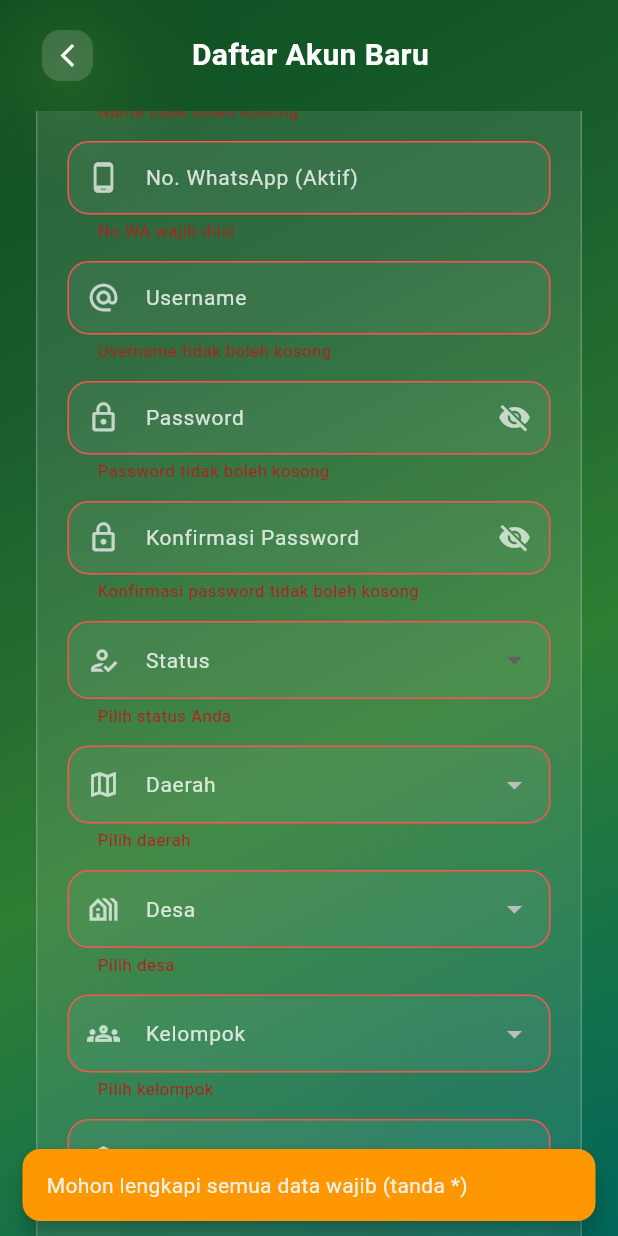
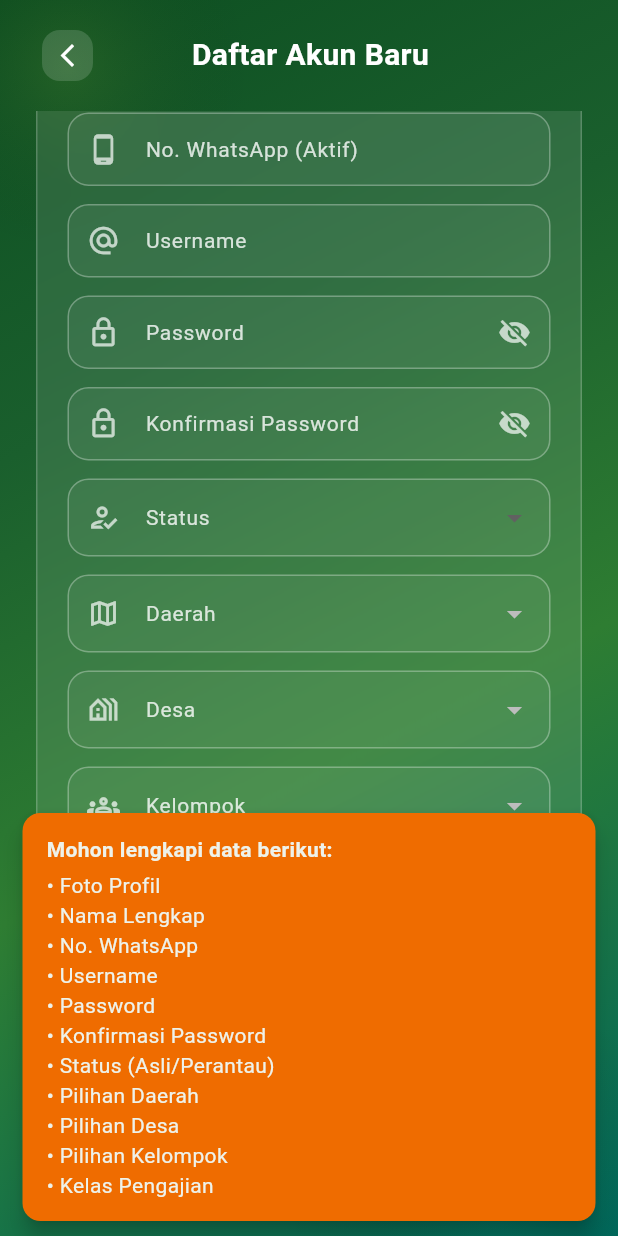
Before and after one commit to daerahgresik/hpdaerah, a Flutter app: the RegisterPage screen opened directly, scrolled down 285 dp, after a tap on "Daftar Sekarang", on a phone screen of 412 x 824 dp. Run offline on Flutter 3.47's test engine with Material 3 defaults, Android fonts, the light colour scheme and no system bars; our stand-ins replace flutter_dotenv, flutter_image_compress, flutter_local_notifications, image_picker, permission_handler, qr_flutter and 3 more; missing offline and left inert: mobile_scanner; accounts and stored records are empty.

Commit message:
feat: implement strict registration validation with detailed missing fields report

```diff
--- a/lib/views/auth/register_page.dart
+++ b/lib/views/auth/register_page.dart
@@ -165,6 +165,61 @@ class _RegisterPageState extends State<RegisterPage> {
   }
 
   void _register() async {
+    // 1. Ambil list field yang kosong untuk divalidasi secara cerdas
+    List<String> missingFields = [];
+
+    if (_imageFile == null) missingFields.add('Foto Profil');
+    if (_namaController.text.trim().isEmpty) missingFields.add('Nama Lengkap');
+    if (_noWaController.text.trim().isEmpty) missingFields.add('No. WhatsApp');
+    if (_usernameController.text.trim().isEmpty) missingFields.add('Username');
+    if (_passwordController.text.isEmpty) missingFields.add('Password');
+    if (_confirmPasswordController.text.isEmpty) {
+      missingFields.add('Konfirmasi Password');
+    }
+    if (_selectedStatus == null) missingFields.add('Status (Asli/Perantau)');
+
+    if (_selectedStatus == 'Perantau') {
+      if (_asalController.text.trim().isEmpty) missingFields.add('Asal Daerah');
+      if (_selectedKeperluan == null) missingFields.add('Keperluan');
+      if ((_selectedKeperluan == 'Kuliah' || _selectedKeperluan == 'Bekerja') &&
+          _detailKeperluanController.text.trim().isEmpty) {
+        missingFields.add('Detail Tempat (Kuliah/Kerja)');
+      }
+    }
+
+    if (_selectedDaerah == null) missingFields.add('Pilihan Daerah');
+    if (_selectedDesa == null) missingFields.add('Pilihan Desa');
+    if (_selectedKelompok == null) missingFields.add('Pilihan Kelompok');
+    if (_selectedKelas == null) missingFields.add('Kelas Pengajian');
+
+    // 2. Jika ada yang kosong, hentikan dan beri tahu user
+    if (missingFields.isNotEmpty) {
+      ScaffoldMessenger.of(context).showSnackBar(
+        SnackBar(
+          content: Column(
+            mainAxisSize: MainAxisSize.min,
+            crossAxisAlignment: CrossAxisAlignment.start,
+            children: [
+              const Text(
+                'Mohon lengkapi data berikut:',
+                style: TextStyle(fontWeight: FontWeight.bold),
+              ),
+              const SizedBox(height: 4),
+              Text(missingFields.map((f) => '• $f').join('\n')),
+            ],
+          ),
+          backgroundColor: Colors.orange[800],
+          duration: const Duration(seconds: 4),
+          behavior: SnackBarBehavior.floating,
+          shape: RoundedRectangleBorder(
+            borderRadius: BorderRadius.circular(12),
+          ),
+        ),
+      );
+      return;
+    }
+
+    // 3. Validasi form dasar (seperti panjang password, dll)
     if (_formKey.currentState!.validate()) {
       setState(() => _isLoading = true);
 
@@ -186,7 +241,7 @@ class _RegisterPageState extends State<RegisterPage> {
           selectedKelompok: _selectedKelompok,
           selectedKelas: _selectedKelas,
           fotoProfilFile: _imageFile,
-          noWa: _noWaController.text.trim(), // Add noWa
+          noWa: _noWaController.text.trim(),
         );
 
         if (mounted) {
@@ -218,18 +273,6 @@ class _RegisterPageState extends State<RegisterPage> {
           );
         }
       }
-    } else {
-      // Validation failed
-      ScaffoldMessenger.of(context).showSnackBar(
-        SnackBar(
-          content: const Text('Mohon lengkapi semua data wajib (tanda *)'),
-          backgroundColor: Colors.orange,
-          behavior: SnackBarBehavior.floating,
-          shape: RoundedRectangleBorder(
-            borderRadius: BorderRadius.circular(12),
-          ),
-        ),
-      );
     }
   }
 
```
